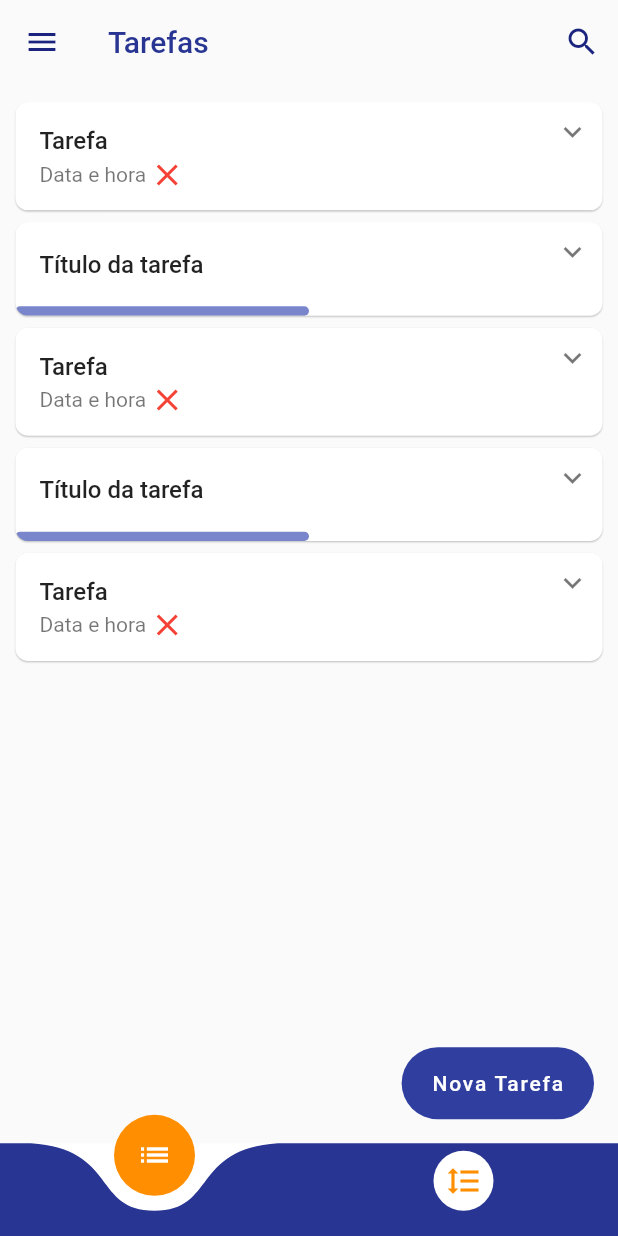
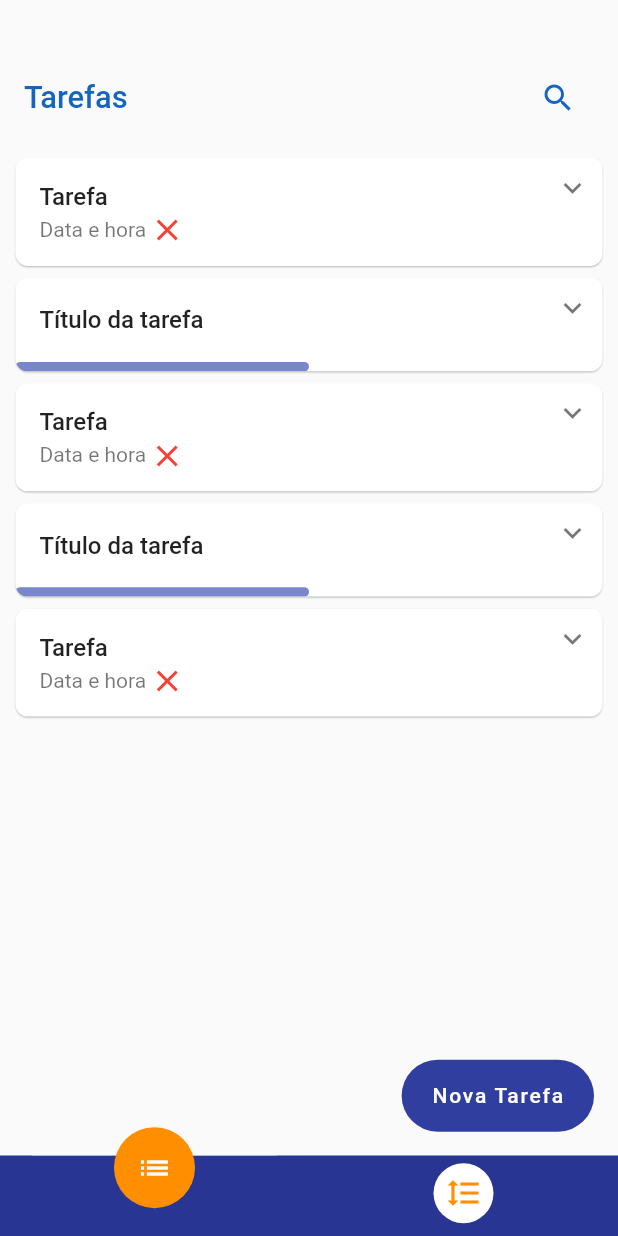
Before and after one commit to tigosante/Personal-flow, a Flutter app: the screen it shows after launch, on a phone screen of 412 x 824 dp. Run offline on Flutter 3.47's test engine with Material 2 defaults, Android fonts, the phone set to English and light mode, and no system bars; drawn by our look-alikes of expandable.

Commit message:
Adaptação das cores para o dark mode, removação do app bar das telas Home e grafico.

```diff
--- /dev/null
+++ b/lib/controller/composta.dart
@@ -0,0 +1,37 @@
+import 'package:flutter/material.dart';
+import 'package:personal_flow/controller/geral.dart';
+import 'package:personal_flow/view/home/componentes/composta/barraProgresso.dart';
+
+Widget geradorCorpo(quantidade, componente) {
+  return Column(
+      mainAxisSize      : MainAxisSize.min,
+      crossAxisAlignment: CrossAxisAlignment.start,
+      children          : geradorLista(quantidade, componente));
+}
+
+Widget barraProgresso() {
+  return BarraProgresso(
+    maxValue     : 10,
+    currentValue : 5,
+    progressColor: Colors.indigo[300],
+  );
+}
+
+class CheckBoxComposta {
+  bool _estado = false;
+
+  bool get estadoGet        => _estado;
+  set  estadoSet(estadoGet) => _estado = !estadoGet;
+
+  mudarEstado() {
+    return _estado
+        ? Icon(
+            Icons.check_circle,
+            color: Colors.indigo,
+          )
+        : Icon(
+            Icons.panorama_fish_eye,
+            color: Colors.indigo[300],
+          );
+  }
+}
--- a/lib/controller/tarefas/composta/controllerComposta.dart
+++ b/lib/controller/geral.dart
@@ -1,10 +1,10 @@
 import 'package:flutter/material.dart';
-import 'package:personal_flow/view/home/componentes/composta/barraProgresso.dart';
 import 'package:personal_flow/view/home/componentes/composta/editarAdiconarTexto.dart';
 import 'package:personal_flow/view/home/componentes/dias.dart';
 
 List<Widget> geradorTarefas(quantidade, tela) {
-  return List<Widget>.generate(quantidade, (item)=> item % 2 == 0 ? tela[0] : tela[1]);
+  return List<Widget>.generate(
+      quantidade, (item) => item % 2 == 0 ? tela[0] : tela[1]);
 }
 
 List<Widget> geradorLista(quantidade, componente) {
@@ -25,22 +25,21 @@ List<Widget> geradorListaDias(cor) {
   return List<Widget>.generate(7, (dia) => Dias(dias: dias[dia], cor: cor));
 }
 
-List<Widget> geradorNovaComposta(quantidade, componente) {
-  return List<Widget>.generate(quantidade, (_) => componente);
-}
-
 List<Widget> geradorBotoes(_tamanhoTela, quantidade) {
   List<String>      _title = ["Excluir", "Concluir"];
-  List<List<Color>> _cores = [[Colors.red[50], Colors.red], [Colors.blue[50], Colors.blue]];
+  List<List<Color>> _cores = [
+    [Colors.red[50], Colors.red],
+    [Colors.blue[50], Colors.blue]
+  ];
 
-  if(quantidade == 4){
-    _title = ["Excluir", "Add tarefa", "Editar", "Concluir"];
+  if (quantidade == 4) {
+    _title = ["Add tarefa", "Editar", "Excluir", "Concluir"];
 
     _cores = [
-      [Colors.red[50],    Colors.red],
-      [Colors.teal[50],   Colors.teal],
+      [Colors.teal[50], Colors.teal],
       [Colors.orange[50], Colors.orange],
-      [Colors.blue[50],   Colors.blue]
+      [Colors.red[50], Colors.red],
+      [Colors.blue[50], Colors.blue]
     ];
   }
 
@@ -62,18 +61,46 @@ List<Widget> geradorBotoes(_tamanhoTela, quantidade) {
           ));
 }
 
-Widget geradorCorpo(quantidade, componente) {
-  return Column(
-      mainAxisSize      : MainAxisSize.min,
-      crossAxisAlignment: CrossAxisAlignment.start,
-      children          : geradorLista(quantidade, componente));
-}
+Widget tituloPaginas(_tipo, _tamanhoTela) {
+  Color _cor;
+  String _titulo;
+  Widget _trailing = Container();
 
-Widget barraProgresso() {
-  return BarraProgresso(
-    maxValue     : 10,
-    currentValue : 5,
-    progressColor: Colors.indigo[300],
+  switch (_tipo) {
+    case "tarefas":
+      _titulo   = "Tarefas";
+      _cor      = Colors.blue[800];
+      _trailing = IconButton(
+        icon     : Icon(Icons.search, color: Colors.blue[800]),
+        onPressed: () {},
+      );
+      break;
+
+    case "grafico":
+      _titulo   = "Gráfico";
+      _cor      = Colors.amber[800];
+      _trailing = IconButton(
+        icon     : Icon(Icons.more_horiz, color: Colors.amber[800]),
+        onPressed: () {},
+      );
+      break;
+  }
+
+  return Padding(
+    padding: EdgeInsets.only(
+      top   : _tamanhoTela * 0.07,
+      bottom: _tamanhoTela * 0.02,
+    ),
+    child: ListTile(
+      title: Text(
+        _titulo,
+        style: TextStyle(
+            fontWeight: FontWeight.w500,
+            fontSize  : _tamanhoTela * 0.05,
+            color     : _cor),
+      ),
+      trailing: _trailing,
+    ),
   );
 }
 
@@ -103,22 +130,3 @@ modal(context, _tamanhoTela, tipo, tarefa) {
       builder: (BuildContext context) => EdiatarAdicionarTexto(
           titulo: titulo, botao: botao, hinText: hinText, tarefa: tarefa));
 }
-
-class CheckBoxComposta {
-  bool _estado = false;
-
-  bool get estadoGet        => _estado;
-  set  estadoSet(estadoGet) => _estado = !estadoGet;
-
-  mudarEstado() {
-    return _estado
-        ? Icon(
-            Icons.check_circle,
-            color: Colors.indigo,
-          )
-        : Icon(
-            Icons.panorama_fish_eye,
-            color: Colors.indigo[300],
-          );
-  }
-}
--- /dev/null
+++ b/lib/controller/novaTarefa.dart
@@ -0,0 +1,5 @@
+import 'package:flutter/material.dart';
+
+List<Widget> geradorNovaComposta(quantidade, componente) {
+  return List<Widget>.generate(quantidade, (_) => componente);
+}
--- a/lib/view/home/componentes/agendar.dart
+++ b/lib/view/home/componentes/agendar.dart
@@ -1,5 +1,5 @@
 import 'package:flutter/material.dart';
-import 'package:personal_flow/controller/tarefas/composta/controllerComposta.dart';
+import 'package:personal_flow/controller/geral.dart';
 
 double _tamanhoTela = 0;
 
--- a/lib/view/home/componentes/composta/iconeSubtarefa.dart
+++ b/lib/view/home/componentes/composta/iconeSubtarefa.dart
@@ -1,5 +1,5 @@
 import 'package:flutter/material.dart';
-import 'package:personal_flow/controller/tarefas/composta/controllerComposta.dart';
+import 'package:personal_flow/controller/composta.dart';
 
 CheckBoxComposta checkBoxComposta = CheckBoxComposta();
 
--- a/lib/view/home/componentes/composta/opcoesCompost.dart
+++ b/lib/view/home/componentes/composta/opcoesCompost.dart
@@ -1,10 +1,11 @@
 import 'package:flutter/material.dart';
-import 'package:personal_flow/controller/tarefas/composta/controllerComposta.dart';
+import 'package:personal_flow/controller/geral.dart';
 
+bool _expandido = false;
 double _tamanhoTela = 0;
 
 class OpcoesComposta extends StatefulWidget {
-  OpcoesComposta({Key key}): super(key: key);
+  OpcoesComposta({Key key}) : super(key: key);
 
   @override
   _OpcoesCompostaState createState() => _OpcoesCompostaState();
--- a/lib/view/home/componentes/composta/subtarefa.dart
+++ b/lib/view/home/componentes/composta/subtarefa.dart
@@ -1,5 +1,5 @@
 import 'package:flutter/material.dart';
-import 'package:personal_flow/controller/tarefas/composta/controllerComposta.dart';
+import 'package:personal_flow/controller/geral.dart';
 import 'package:personal_flow/view/home/componentes/composta/dateHora.dart';
 import 'package:personal_flow/view/home/componentes/composta/iconeSubtarefa.dart';
 import 'package:personal_flow/view/home/componentes/composta/tituloSubtarefa.dart';
--- a/lib/view/home/componentes/dias.dart
+++ b/lib/view/home/componentes/dias.dart
@@ -14,12 +14,13 @@ class Dias extends StatefulWidget {
 }
 
 class _DiasState extends State<Dias> {
+
   @override
   Widget build(BuildContext context) {
     setState(() => _tamanhoTela = MediaQuery.of(context).size.width);
 
     return Card(
-      color       : _selecionado ? widget.cor : Colors.grey[100],
+      color       : _selecionado ? widget.cor : Color.fromRGBO(242, 242, 242, 0.8),
       elevation   : 0.1,
       clipBehavior: Clip.antiAliasWithSaveLayer,
       shape       : RoundedRectangleBorder(
@@ -35,7 +36,7 @@ class _DiasState extends State<Dias> {
             widget.dias,
             style: TextStyle(
                 fontWeight: FontWeight.w500,
-                color     : _selecionado ? Colors.white: Colors.grey),
+                color     : _selecionado ? Colors.white: Colors.grey[800]),
           ),
         ),
         onTap: () {
--- a/lib/view/home/home.dart
+++ b/lib/view/home/home.dart
@@ -1,12 +1,14 @@
 import 'package:flutter/cupertino.dart';
 import 'package:flutter/material.dart';
-import 'package:personal_flow/controller/tarefas/composta/controllerComposta.dart';
+import 'package:personal_flow/controller/geral.dart';
 import 'package:personal_flow/view/home/tarefas/composta.dart';
 import 'package:personal_flow/view/home/tarefas/simples.dart';
 import 'package:personal_flow/view/novaTarefa/novaTarefa.dart';
 
 List<Widget> _telas       = [Simples(), Composta()];
 double       _tamanhoTela = 0;
+
+String _tipo = "tarefas";
 
 class Home extends StatefulWidget {
   Home({Key key}): super(key: key);
@@ -26,8 +28,13 @@ class _HomeState extends State<Home> {
           padding: EdgeInsets.only(
               top: _tamanhoTela * 0.02, bottom: _tamanhoTela * 0.2),
           child: Column(
-              mainAxisAlignment: MainAxisAlignment.center,
-              children         : geradorTarefas(5, _telas)),
+            children: <Widget>[
+              tituloPaginas(_tipo, _tamanhoTela),
+              Column(
+                  mainAxisAlignment: MainAxisAlignment.center,
+                  children         : geradorTarefas(5, _telas)),
+            ],
+          ),
         ),
       ),
       floatingActionButton: FloatingActionButton.extended(
--- a/lib/view/home/tarefas/composta.dart
+++ b/lib/view/home/tarefas/composta.dart
@@ -1,6 +1,7 @@
 import 'package:expandable/expandable.dart';
 import 'package:flutter/material.dart';
-import 'package:personal_flow/controller/tarefas/composta/controllerComposta.dart';
+import 'package:personal_flow/controller/geral.dart';
+import 'package:personal_flow/controller/composta.dart';
 import 'package:personal_flow/view/home/componentes/agendar.dart';
 import 'package:personal_flow/view/home/componentes/composta/opcoesCompost.dart';
 import 'package:personal_flow/view/home/componentes/composta/subtarefa.dart';
@@ -60,10 +61,10 @@ class _CompostaState extends State<Composta> {
                       child: Container(
                         width: _tamanhoTela * 0.9,
                           decoration: BoxDecoration(
-                              color: Colors.indigo[50],
+                              color: Color.fromRGBO(0, 15, 243, 0.1),
                               borderRadius:
                                   BorderRadius.circular(_tamanhoTela * 0.025)),
-                          child: geradorCorpo(5, Subtarefa())),
+                          child: geradorCorpo(3, Subtarefa())),
                     ),
                     OpcoesComposta(),
                     barraProgresso(),
--- a/lib/view/home/tarefas/simples.dart
+++ b/lib/view/home/tarefas/simples.dart
@@ -1,6 +1,6 @@
 import 'package:expandable/expandable.dart';
 import 'package:flutter/material.dart';
-import 'package:personal_flow/controller/tarefas/composta/controllerComposta.dart';
+import 'package:personal_flow/controller/geral.dart';
 import 'package:personal_flow/view/home/componentes/agendar.dart';
 import 'package:personal_flow/view/home/componentes/composta/dateHora.dart';
 
--- a/lib/view/novaTarefa/componentes/campoSimples.dart
+++ b/lib/view/novaTarefa/componentes/campoSimples.dart
@@ -20,11 +20,13 @@ class _CampoSimplesState extends State<CampoSimples> {
     return Container(
       width: _tamanhoTela * 0.95,
       decoration: BoxDecoration(
-        color: Colors.indigo[50],
+        color: Color.fromRGBO(0, 15, 243, 0.1),
         borderRadius: BorderRadius.circular(_tamanhoTela * 0.025)
       ),
       child: ListTile(
         title: TextField(
+          minLines: 1,
+          maxLines: 8,
           controller: controller,
           decoration: InputDecoration(
             hintText: "Tarefa",
--- a/lib/view/novaTarefa/componentes/corpo.dart
+++ b/lib/view/novaTarefa/componentes/corpo.dart
@@ -28,7 +28,7 @@ class _CorpoState extends State<Corpo> {
             padding: EdgeInsets.only(top: _tamanhoTela * 0.05, bottom: _tamanhoTela * 0.03),
             child  : Agendar(cor: Colors.indigo),
           ),
-          // true ? CamposComposta() :
+          true ? CamposComposta() :
            CampoSimples()
         ],
       ),
--- a/lib/view/novaTarefa/componentes/novaSubComposta.dart
+++ b/lib/view/novaTarefa/componentes/novaSubComposta.dart
@@ -18,11 +18,12 @@ class _NovaSubCompostaState extends State<NovaSubComposta> {
 
     return Container(
       decoration: BoxDecoration(
-          color       : Colors.indigo[50],
           borderRadius: BorderRadius.circular(_tamanhoTela * 0.025)),
       child: ListTile(
         title: TextField(
           controller: controller,
+          minLines: 1,
+          maxLines: 8,
           decoration: InputDecoration(
             hintText: "Tarefa",
             border  : InputBorder.none,
@@ -32,7 +33,7 @@ class _NovaSubCompostaState extends State<NovaSubComposta> {
         trailing: IconButton(
           icon: Icon(
             Icons.add_circle,
-            color: Colors.indigo,
+            color: Colors.amber[700],
           ),
           onPressed: () {},
         ),
--- a/lib/view/novaTarefa/novaTarefa.dart
+++ b/lib/view/novaTarefa/novaTarefa.dart
@@ -15,11 +15,11 @@ class _NovaTarefaState extends State<NovaTarefa> {
         appBar: AppBar(
           title: Text(
             "Nova Tarefa",
-            style: TextStyle(color: Colors.amber),
+            style: TextStyle(color: Colors.amber[700]),
           ),
           elevation      : 0,
-          backgroundColor: Colors.indigo[700],
-          iconTheme      : IconThemeData(color: Colors.amber),
+          backgroundColor: Colors.transparent,
+          iconTheme      : IconThemeData(color: Colors.amber[700]),
         ),
         body                : Corpo(),
         floatingActionButton: FloatingActionButton.extended(
--- a/lib/view/telas.dart
+++ b/lib/view/telas.dart
@@ -9,12 +9,10 @@ List<Widget> _pagina      = [Home(), Grafico()];
 
 double _tamanhoTela = 0;
 
-String titulo = "Tarefas";
 
 Color _bola    = Colors.amber[800];
 Color _barra   = Colors.indigo[800];
 Color _aciton  = Colors.indigo[900];
-Color _appbar  = Colors.indigo[800];
 Color _tarefa  = Colors.black;
 Color _grafico = Colors.white;
 
@@ -45,11 +43,9 @@ class _TelasState extends State<Telas> {
       _tamanhoTela = MediaQuery.of(context).size.width;
 
       if (_paginaIndex == 0) {
-        titulo   = "Tarefas";
         _bola    = Colors.amber[800];
         _barra   = Colors.indigo[800];
         _aciton  = Colors.indigo[900];
-        _appbar  = Colors.indigo[800];
         _tarefa  = Colors.white;
         _grafico = Colors.white;
 
@@ -66,11 +62,9 @@ class _TelasState extends State<Telas> {
           backgroundColor: _grafico,
         );
       } else {
-        titulo   = "Gráfico";
         _bola    = Colors.indigo[800];
         _barra   = Colors.amber[800];
         _aciton  = Colors.amber[900];
-        _appbar  = Colors.amber[800];
         _tarefa  = Colors.white;
         _grafico = Colors.white;
 
@@ -95,23 +89,8 @@ class _TelasState extends State<Telas> {
         elevation: 0,
         child    : DrawerPainel(),
       ),
-      appBar: AppBar(
-        elevation       : 0,
-        backgroundColor : Colors.transparent,
-        iconTheme: IconThemeData(color: _aciton),
-        actions: <Widget>[
-          _paginaIndex == 0 ?IconButton(
-            icon: Icon(Icons.search),
-            onPressed: (){},
-          ) : Container(color: Colors.transparent,)
-        ],
-        title           : Text(
-          titulo,
-          style: TextStyle(color: _appbar),
-        ),
-      ),
       body: PageView.builder(
-        controller   : PageController(initialPage: _paginaIndex),
+        controller   : PageController(initialPage: 0),
         itemCount    : _pagina.length,
         itemBuilder  : (BuildContext context, int index) => _pagina[_paginaIndex],
         onPageChanged: (index) => setState(() => _paginaIndex = index),
@@ -119,8 +98,8 @@ class _TelasState extends State<Telas> {
       bottomNavigationBar: CurvedNavigationBar(
         index                : _paginaIndex,
         color                : _barra,
-        height               : _tamanhoTela * 0.15,
-        backgroundColor      : Colors.white,
+        height               : _tamanhoTela * 0.13,
+        backgroundColor      : _barra,
         buttonBackgroundColor: _bola,
         items                : <Widget>[
           _iconeEsquerda,
```
Also changed, not shown: lib/view/grafico/grafico.dart (+16 -1 lines), lib/view/novaTarefa/componentes/camposComposta.dart (+5 -3 lines), lib/view/novaTarefa/componentes/escolhaTarefa.dart (+15 -6 lines), lib/controller/simples.dart (added).
